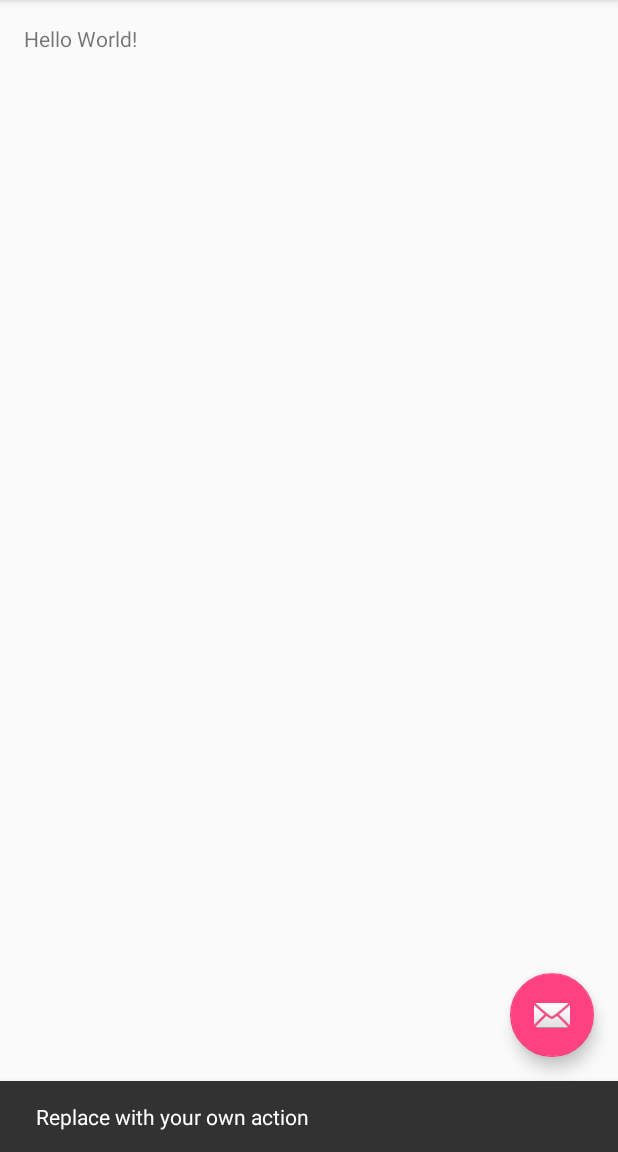
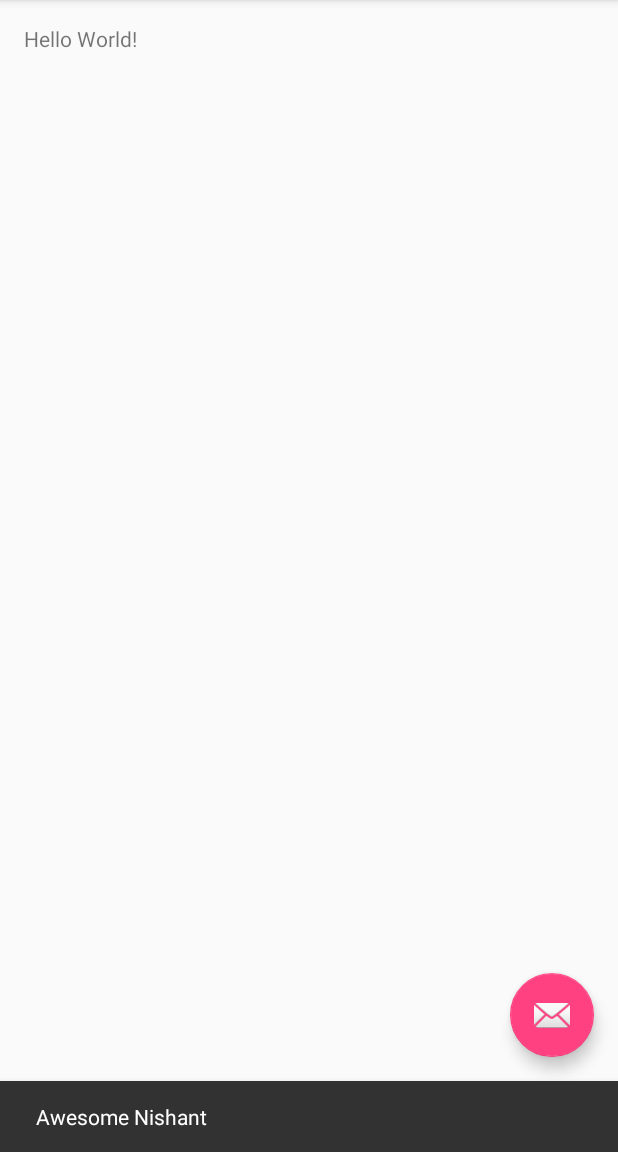
Before and after one commit to nisrulz/UploadToJitpack, an Android app: the screen it shows after launch (MainActivity), after a tap on an icon or button, on a phone screen of 412 x 824 dp, the part 84-1236 px from its top. Run offline under Robolectric (Android 15) with nearby library versions, the phone set to English and light mode, and no system bars.

Commit message:
implemented the library method in app

```diff
--- a/app/src/main/java/github/nisrulz/sample/uploadtojitpack/MainActivity.java
+++ b/app/src/main/java/github/nisrulz/sample/uploadtojitpack/MainActivity.java
@@ -5,9 +5,10 @@ import android.support.design.widget.FloatingActionButton;
 import android.support.design.widget.Snackbar;
 import android.support.v7.app.AppCompatActivity;
 import android.support.v7.widget.Toolbar;
-import android.view.View;
 import android.view.Menu;
 import android.view.MenuItem;
+import android.view.View;
+import github.nisrulz.awesomelib.AwesomeLib;
 
 public class MainActivity extends AppCompatActivity {
 
@@ -20,7 +21,7 @@ public class MainActivity extends AppCompatActivity {
     FloatingActionButton fab = (FloatingActionButton) findViewById(R.id.fab);
     fab.setOnClickListener(new View.OnClickListener() {
       @Override public void onClick(View view) {
-        Snackbar.make(view, "Replace with your own action", Snackbar.LENGTH_LONG)
+        Snackbar.make(view, AwesomeLib.getInstance().makeAwesome("Nishant"), Snackbar.LENGTH_LONG)
             .setAction("Action", null)
             .show();
       }
```
